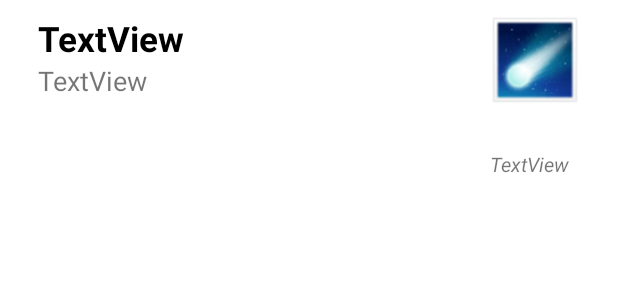
After one commit to LucasMacarroCEV/Tarea_5-Astro_Log, an Android app: the layout detailed_event.xml on its own in the app's theme, with its tools: preview values and no code run, on a phone screen of 412 x 824 dp. The commit adds this screen. Shown: the top 300 px of the screen. Run offline under Robolectric (Android 15) with nearby library versions, the phone set to English and light mode, and no system bars.

Commit message:
Novena versión - Dialog con información detallada del evento

```diff
--- a/app/src/main/java/com/example/tarea_5_astro_log/Event.java
+++ b/app/src/main/java/com/example/tarea_5_astro_log/Event.java
@@ -4,12 +4,14 @@ import java.io.Serializable;
 
 public class Event implements Serializable {
     String name;
+    String description;
     String date;
     int categoryPhoto;
     NewEvent.Category category;
 
-    public Event(String name, String date, int categoryPhoto, NewEvent.Category category) {
+    public Event(String name, String description, String date, int categoryPhoto, NewEvent.Category category) {
         this.name = name;
+        this.description = description;
         this.date = date;
         this.categoryPhoto = categoryPhoto;
         this.category = category;
--- a/app/src/main/java/com/example/tarea_5_astro_log/Events.java
+++ b/app/src/main/java/com/example/tarea_5_astro_log/Events.java
@@ -13,12 +13,10 @@ public class Events {
 
     public String toJSON(){
         Gson gson = new Gson();
-        String json = gson.toJson(this);
-        return json;
+        return gson.toJson(this);
     }
     public static Events toJava(String json){
         Gson gson = new Gson();
-        Events events = gson.fromJson(json, Events.class);
-        return events;
+        return gson.fromJson(json, Events.class);
     }
 }
--- a/app/src/main/res/layout/activity_new_event.xml
+++ b/app/src/main/res/layout/activity_new_event.xml
@@ -12,7 +12,7 @@
         android:layout_height="wrap_content"
         android:text="Nuevo evento"
         android:textColor="@color/black"
-        android:textSize="35sp"
+        android:textSize="45sp"
         android:textStyle="bold"
         app:layout_constraintBottom_toBottomOf="parent"
         app:layout_constraintEnd_toEndOf="parent"
--- /dev/null
+++ b/app/src/main/res/layout/detailed_event.xml
@@ -0,0 +1,58 @@
+<?xml version="1.0" encoding="utf-8"?>
+<androidx.constraintlayout.widget.ConstraintLayout xmlns:android="http://schemas.android.com/apk/res/android"
+    xmlns:app="http://schemas.android.com/apk/res-auto"
+    xmlns:tools="http://schemas.android.com/tools"
+    android:layout_width="match_parent"
+    android:layout_height="match_parent"
+    >
+
+    <RelativeLayout
+        android:id="@+id/rlDetailedEvent"
+        android:layout_width="match_parent"
+        android:layout_height="match_parent"
+        android:paddingVertical="10sp"
+        android:paddingHorizontal="25sp"
+
+        >
+
+        <TextView
+            android:id="@+id/tvDeName"
+            android:layout_width="wrap_content"
+            android:layout_height="wrap_content"
+            android:textColor="@color/black"
+            android:textSize="23sp"
+            android:textStyle="bold"
+            tools:text="TextView"/>
+
+        <TextView
+            android:id="@+id/tvDeDescription"
+            android:layout_width="100sp"
+            android:layout_height="110dp"
+            android:layout_below="@+id/tvDeName"
+            android:layout_alignParentStart="true"
+            android:layout_toStartOf="@+id/ivDeCategory"
+            android:textSize="18sp"
+            tools:text="TextView" />
+
+        <ImageView
+            android:id="@+id/ivDeCategory"
+            android:layout_width="60sp"
+            android:layout_height="60sp"
+            android:layout_alignParentEnd="true"
+            tools:srcCompat="@drawable/comet" />
+
+        <TextView
+            android:id="@+id/tvDeDate"
+            android:layout_width="wrap_content"
+            android:layout_height="wrap_content"
+            android:layout_below="@+id/ivDeCategory"
+            android:layout_alignParentEnd="true"
+            android:layout_marginTop="30sp"
+            android:layout_toEndOf="@+id/tvDeDescription"
+            android:textSize="13sp"
+            android:textStyle="italic"
+            tools:text="TextView" />
+
+
+    </RelativeLayout>
+</androidx.constraintlayout.widget.ConstraintLayout>
--- a/app/src/main/res/layout/event_category_dialog.xml
+++ b/app/src/main/res/layout/event_category_dialog.xml
@@ -13,6 +13,7 @@
         android:layout_height="wrap_content"
         android:numColumns="3"
         android:padding="20sp"
+        android:layout_margin="10sp"
         android:horizontalSpacing="15sp"
         android:verticalSpacing="15sp"
         >
```
Also changed, not shown: app/src/main/java/com/example/tarea_5_astro_log/MainActivity.java (+61 -5 lines), app/src/main/java/com/example/tarea_5_astro_log/NewEvent.java (+7 -47 lines).
